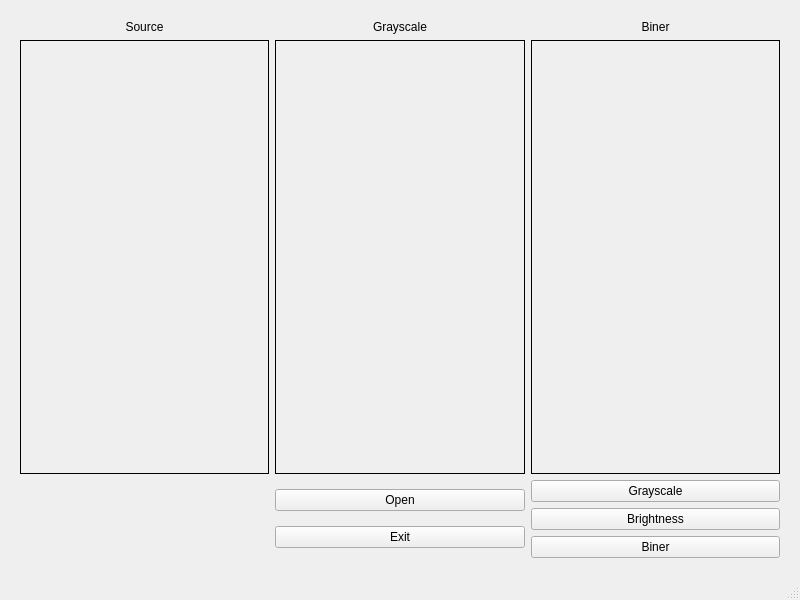
hariangr/praktikum-pcd-2021, file modul2py/basic.ui: the form before one commit.
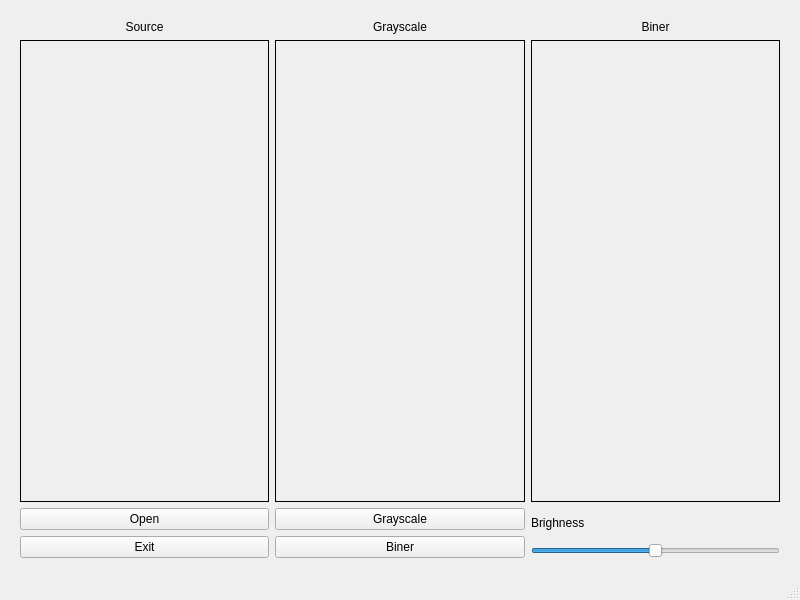
The form after the commit.

Commit message: use slider for bg mod 2

Patch:
```diff
--- a/modul2py/basic.ui
+++ b/modul2py/basic.ui
@@ -14,7 +14,7 @@
    <string>Modul 2</string>
   </property>
   <widget class="QWidget" name="centralwidget">
-   <layout class="QGridLayout" name="gridLayout" rowstretch="1,1,0,0">
+   <layout class="QGridLayout" name="gridLayout" rowstretch="1,5,0,1,0,0" columnstretch="0,0,0">
     <property name="leftMargin">
      <number>20</number>
     </property>
@@ -27,35 +27,63 @@
     <property name="bottomMargin">
      <number>20</number>
     </property>
-    <item row="1" column="0">
-     <widget class="QLabel" name="imgSrc">
-      <property name="sizePolicy">
-       <sizepolicy hsizetype="Ignored" vsizetype="Ignored">
-        <horstretch>1</horstretch>
-        <verstretch>0</verstretch>
-       </sizepolicy>
+    <item row="3" column="2">
+     <layout class="QVBoxLayout" name="verticalLayout">
+      <item>
+       <widget class="QLabel" name="lblBg">
+        <property name="text">
+         <string>Brighness</string>
+        </property>
+       </widget>
+      </item>
+      <item>
+       <widget class="QSlider" name="sliderBrighness">
+        <property name="minimum">
+         <number>-255</number>
+        </property>
+        <property name="maximum">
+         <number>255</number>
+        </property>
+        <property name="orientation">
+         <enum>Qt::Horizontal</enum>
+        </property>
+       </widget>
+      </item>
+     </layout>
+    </item>
+    <item row="0" column="2">
+     <widget class="QLabel" name="label_3">
+      <property name="text">
+       <string>Biner</string>
       </property>
-      <property name="frameShape">
-       <enum>QFrame::Box</enum>
+      <property name="alignment">
+       <set>Qt::AlignCenter</set>
       </property>
+     </widget>
+    </item>
+    <item row="0" column="1">
+     <widget class="QLabel" name="label_2">
       <property name="text">
-       <string/>
+       <string>Grayscale</string>
       </property>
+      <property name="alignment">
+       <set>Qt::AlignCenter</set>
+      </property>
      </widget>
     </item>
-    <item row="1" column="1">
-     <widget class="QLabel" name="imgGs">
+    <item row="0" column="0">
+     <widget class="QLabel" name="label">
       <property name="sizePolicy">
-       <sizepolicy hsizetype="Ignored" vsizetype="Ignored">
-        <horstretch>1</horstretch>
+       <sizepolicy hsizetype="Preferred" vsizetype="Fixed">
+        <horstretch>0</horstretch>
         <verstretch>0</verstretch>
        </sizepolicy>
       </property>
-      <property name="frameShape">
-       <enum>QFrame::Box</enum>
-      </property>
       <property name="text">
-       <string/>
+       <string>Source</string>
+      </property>
+      <property name="alignment">
+       <set>Qt::AlignCenter</set>
       </property>
      </widget>
     </item>
@@ -75,7 +103,39 @@
       </property>
      </widget>
     </item>
-    <item row="3" column="1">
+    <item row="1" column="1">
+     <widget class="QLabel" name="imgGs">
+      <property name="sizePolicy">
+       <sizepolicy hsizetype="Ignored" vsizetype="Ignored">
+        <horstretch>1</horstretch>
+        <verstretch>0</verstretch>
+       </sizepolicy>
+      </property>
+      <property name="frameShape">
+       <enum>QFrame::Box</enum>
+      </property>
+      <property name="text">
+       <string/>
+      </property>
+     </widget>
+    </item>
+    <item row="1" column="0">
+     <widget class="QLabel" name="imgSrc">
+      <property name="sizePolicy">
+       <sizepolicy hsizetype="Ignored" vsizetype="Ignored">
+        <horstretch>1</horstretch>
+        <verstretch>0</verstretch>
+       </sizepolicy>
+      </property>
+      <property name="frameShape">
+       <enum>QFrame::Box</enum>
+      </property>
+      <property name="text">
+       <string/>
+      </property>
+     </widget>
+    </item>
+    <item row="3" column="0">
      <layout class="QVBoxLayout" name="verticalLayout_2">
       <item>
        <widget class="QPushButton" name="btnOpen">
@@ -93,44 +153,8 @@
       </item>
      </layout>
     </item>
-    <item row="0" column="0">
-     <widget class="QLabel" name="label">
-      <property name="sizePolicy">
-       <sizepolicy hsizetype="Preferred" vsizetype="Fixed">
-        <horstretch>0</horstretch>
-        <verstretch>0</verstretch>
-       </sizepolicy>
-      </property>
-      <property name="text">
-       <string>Source</string>
-      </property>
-      <property name="alignment">
-       <set>Qt::AlignCenter</set>
-      </property>
-     </widget>
-    </item>
-    <item row="0" column="1">
-     <widget class="QLabel" name="label_2">
-      <property name="text">
-       <string>Grayscale</string>
-      </property>
-      <property name="alignment">
-       <set>Qt::AlignCenter</set>
-      </property>
-     </widget>
-    </item>
-    <item row="0" column="2">
-     <widget class="QLabel" name="label_3">
-      <property name="text">
-       <string>Biner</string>
-      </property>
-      <property name="alignment">
-       <set>Qt::AlignCenter</set>
-      </property>
-     </widget>
-    </item>
-    <item row="3" column="2">
-     <layout class="QVBoxLayout" name="verticalLayout">
+    <item row="3" column="1">
+     <layout class="QVBoxLayout" name="verticalLayout_4">
       <item>
        <widget class="QPushButton" name="btnGs">
         <property name="text">
@@ -138,16 +162,6 @@
         </property>
        </widget>
       </item>
-      <item>
-       <widget class="QPushButton" name="btnBg">
-        <property name="text">
-         <string>Brightness</string>
-        </property>
-        <property name="flat">
-         <bool>false</bool>
-        </property>
-       </widget>
-      </item>
       <item>
        <widget class="QPushButton" name="btnBiner">
         <property name="text">
```
The commit also changes 1 other file.
